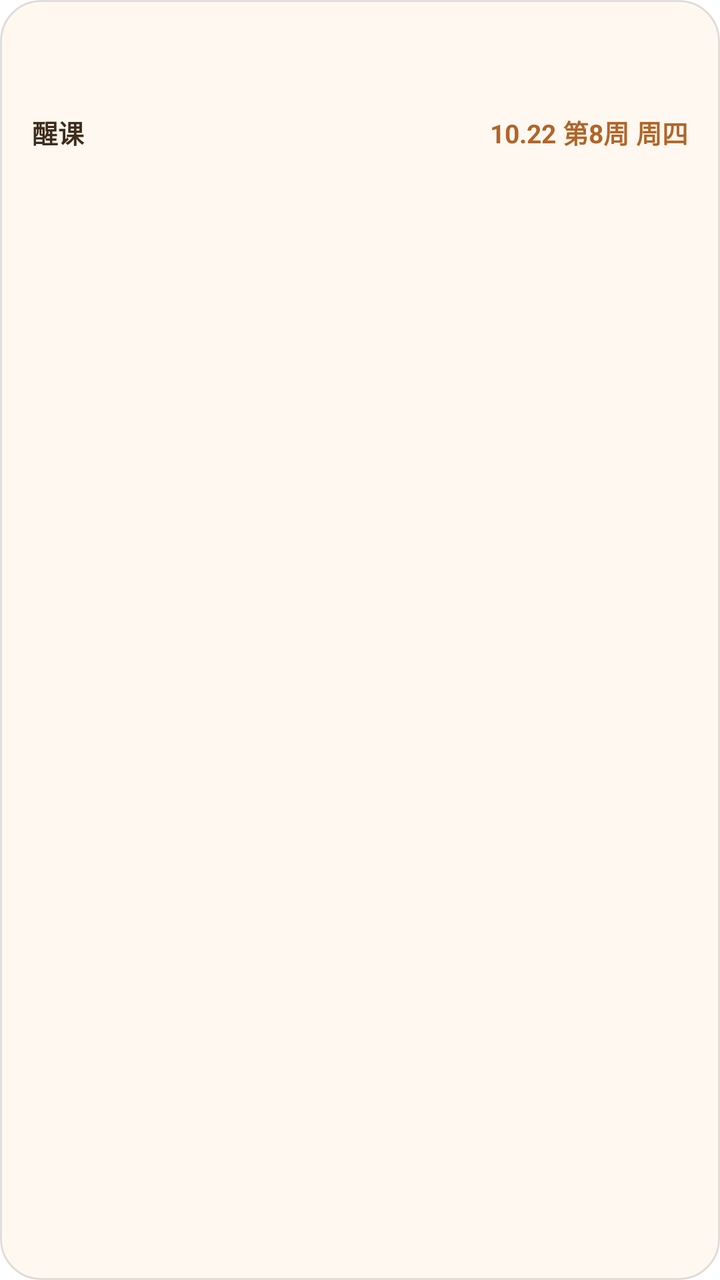
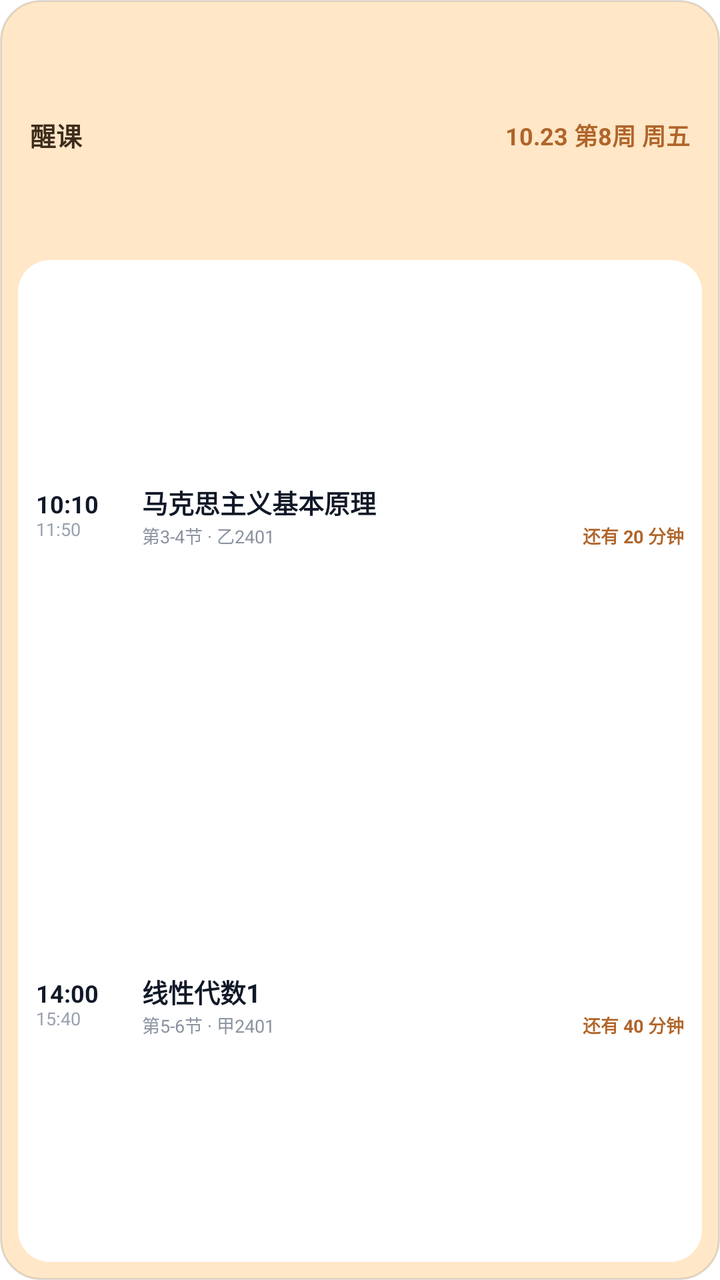

Compare the two renders of this Android layout. The source of the first and the diff that turns it into the second are given below.
<!-- AndroidManifest.xml: fallback theme Theme.MaterialComponents.DayNight.NoActionBar -->
<!-- res/layout/course_widget.xml -->
<?xml version="1.0" encoding="utf-8"?>
<FrameLayout xmlns:android="http://schemas.android.com/apk/res/android"
    android:id="@+id/widget_root"
    android:layout_width="match_parent"
    android:layout_height="match_parent">

    <ImageView
        android:id="@+id/widget_bg_0"
        android:layout_width="match_parent"
        android:layout_height="match_parent"
        android:background="@drawable/widget_bg_0"
        android:importantForAccessibility="no" />

    <ImageView
        android:id="@+id/widget_bg_1"
        android:layout_width="match_parent"
        android:layout_height="match_parent"
        android:background="@drawable/widget_bg_1"
        android:importantForAccessibility="no"
        android:visibility="gone" />

    <ImageView
        android:id="@+id/widget_bg_2"
        android:layout_width="match_parent"
        android:layout_height="match_parent"
        android:background="@drawable/widget_bg_2"
        android:importantForAccessibility="no"
        android:visibility="gone" />

    <ImageView
        android:id="@+id/widget_bg_3"
        android:layout_width="match_parent"
        android:layout_height="match_parent"
        android:background="@drawable/widget_bg_3"
        android:importantForAccessibility="no"
        android:visibility="gone" />

    <ImageView
        android:id="@+id/widget_bg_4"
        android:layout_width="match_parent"
        android:layout_height="match_parent"
        android:background="@drawable/widget_bg_4"
        android:importantForAccessibility="no"
        android:visibility="gone" />

    <ImageView
        android:id="@+id/widget_bg_5"
        android:layout_width="match_parent"
        android:layout_height="match_parent"
        android:background="@drawable/widget_bg_5"
        android:importantForAccessibility="no"
        android:visibility="gone" />

    <ImageView
        android:id="@+id/widget_bg_6"
        android:layout_width="match_parent"
        android:layout_height="match_parent"
        android:background="@drawable/widget_bg_6"
        android:importantForAccessibility="no"
        android:visibility="gone" />

    <ImageView
        android:id="@+id/widget_bg_7"
        android:layout_width="match_parent"
        android:layout_height="match_parent"
        android:background="@drawable/widget_bg_7"
        android:importantForAccessibility="no"
        android:visibility="gone" />

    <LinearLayout
        android:layout_width="match_parent"
        android:layout_height="match_parent"
        android:orientation="vertical">

        
        <LinearLayout
            android:id="@+id/widget_header"
            android:layout_width="match_parent"
            android:layout_height="0dp"
            android:layout_weight="1"
            android:gravity="center_vertical"
            android:orientation="horizontal"
            android:paddingStart="16dp"
            android:paddingTop="4dp"
            android:paddingEnd="16dp">

            <TextView
                android:id="@+id/widget_title"
                android:layout_width="0dp"
                android:layout_height="wrap_content"
                android:layout_weight="1"
                android:ellipsize="end"
                android:maxLines="1"
                android:text="醒课"
                android:textColor="#3E2C1C"
                android:textSize="13sp"
                android:textStyle="bold" />

            <TextView
                android:id="@+id/widget_date"
                android:layout_width="wrap_content"
                android:layout_height="wrap_content"
                android:layout_marginStart="8dp"
                android:maxLines="1"
                android:text="10.22 第8周 周四"
                android:textColor="#B0652A"
                android:textSize="13sp"
                android:textStyle="bold" />
        </LinearLayout>

        
        <FrameLayout
            android:layout_width="match_parent"
            android:layout_height="0dp"
            android:layout_weight="4">

            <LinearLayout
                android:id="@+id/widget_rows"
                android:layout_width="match_parent"
                android:layout_height="match_parent"
                android:orientation="vertical"
                android:paddingStart="16dp"
                android:paddingEnd="16dp"
                android:paddingBottom="8dp" />

            <LinearLayout
                android:id="@+id/widget_empty"
                android:layout_width="match_parent"
                android:layout_height="match_parent"
                android:gravity="center"
                android:orientation="vertical"
                android:paddingBottom="8dp"
                android:visibility="gone">

                <TextView
                    android:id="@+id/widget_empty_face"
                    android:layout_width="wrap_content"
                    android:layout_height="wrap_content"
                    android:maxLines="1"
                    android:text="(〃'▽'〃)"
                    android:textColor="#8A7460"
                    android:textSize="14sp" />

                <TextView
                    android:id="@+id/widget_empty_text"
                    android:layout_width="wrap_content"
                    android:layout_height="wrap_content"
                    android:layout_marginTop="2dp"
                    android:maxLines="1"
                    android:text="今天没有课啦"
                    android:textColor="#3E2C1C"
                    android:textSize="15sp"
                    android:textStyle="bold" />
            </LinearLayout>
        </FrameLayout>
    </LinearLayout>
</FrameLayout>
<!-- resources referenced by this layout -->
<resources>
  <!-- drawable widget_bg_0 (drawable) -->
  <?xml version="1.0" encoding="utf-8"?>
  <shape xmlns:android="http://schemas.android.com/apk/res/android"
      android:shape="rectangle">
      <solid android:color="#FFF8F0" />
      <corners android:radius="20dp" />
      <stroke android:width="1dp" android:color="#1F000000" />
  </shape>
  <!-- drawable widget_bg_1 (drawable) -->
  <?xml version="1.0" encoding="utf-8"?>
  <shape xmlns:android="http://schemas.android.com/apk/res/android"
      android:shape="rectangle">
      <solid android:color="#E9F7F2" />
      <corners android:radius="20dp" />
      <stroke android:width="1dp" android:color="#1F000000" />
  </shape>
  <!-- drawable widget_bg_2 (drawable) -->
  <?xml version="1.0" encoding="utf-8"?>
  <shape xmlns:android="http://schemas.android.com/apk/res/android"
      android:shape="rectangle">
      <solid android:color="#EAF2FE" />
      <corners android:radius="20dp" />
      <stroke android:width="1dp" android:color="#1F000000" />
  </shape>
  <!-- drawable widget_bg_3 (drawable) -->
  <?xml version="1.0" encoding="utf-8"?>
  <shape xmlns:android="http://schemas.android.com/apk/res/android"
      android:shape="rectangle">
      <solid android:color="#FFF6DF" />
      <corners android:radius="20dp" />
      <stroke android:width="1dp" android:color="#1F000000" />
  </shape>
  <!-- drawable widget_bg_4 (drawable) -->
  <?xml version="1.0" encoding="utf-8"?>
  <shape xmlns:android="http://schemas.android.com/apk/res/android"
      android:shape="rectangle">
      <solid android:color="#FDEDF3" />
      <corners android:radius="20dp" />
      <stroke android:width="1dp" android:color="#1F000000" />
  </shape>
  <!-- drawable widget_bg_5 (drawable) -->
  <?xml version="1.0" encoding="utf-8"?>
  <shape xmlns:android="http://schemas.android.com/apk/res/android"
      android:shape="rectangle">
      <solid android:color="#F2ECFB" />
      <corners android:radius="20dp" />
      <stroke android:width="1dp" android:color="#1F000000" />
  </shape>
  <!-- drawable widget_bg_6 (drawable) -->
  <?xml version="1.0" encoding="utf-8"?>
  <shape xmlns:android="http://schemas.android.com/apk/res/android"
      android:shape="rectangle">
      <solid android:color="#EAF5EA" />
      <corners android:radius="20dp" />
      <stroke android:width="1dp" android:color="#1F000000" />
  </shape>
  <!-- drawable widget_bg_7 (drawable) -->
  <?xml version="1.0" encoding="utf-8"?>
  <shape xmlns:android="http://schemas.android.com/apk/res/android"
      android:shape="rectangle">
      <solid android:color="#EDEFF1" />
      <corners android:radius="20dp" />
      <stroke android:width="1dp" android:color="#1F000000" />
  </shape>
</resources>

<!-- the commit's change to res/layout/course_widget.xml (unified diff, before → after) -->
@@ -70,7 +70,11 @@
     <LinearLayout
         android:layout_width="match_parent"
         android:layout_height="match_parent"
-        android:orientation="vertical">
+        android:orientation="vertical"
+        android:paddingStart="9dp"
+        android:paddingTop="5dp"
+        android:paddingEnd="9dp"
+        android:paddingBottom="9dp">
 
         
         <LinearLayout
@@ -80,9 +84,8 @@
             android:layout_weight="1"
             android:gravity="center_vertical"
             android:orientation="horizontal"
-            android:paddingStart="16dp"
-            android:paddingTop="4dp"
-            android:paddingEnd="16dp">
+            android:paddingStart="6dp"
+            android:paddingEnd="6dp">
 
             <TextView
                 android:id="@+id/widget_title"
@@ -90,6 +93,7 @@
                 android:layout_height="wrap_content"
                 android:layout_weight="1"
                 android:ellipsize="end"
+                android:includeFontPadding="false"
                 android:maxLines="1"
                 android:text="醒课"
                 android:textColor="#3E2C1C"
@@ -100,11 +104,12 @@
                 android:id="@+id/widget_date"
                 android:layout_width="wrap_content"
                 android:layout_height="wrap_content"
-                android:layout_marginStart="8dp"
+                android:layout_marginStart="6dp"
+                android:includeFontPadding="false"
                 android:maxLines="1"
-                android:text="10.22 第8周 周四"
+                android:text="10.23 第8周 周五"
                 android:textColor="#B0652A"
-                android:textSize="13sp"
+                android:textSize="12sp"
                 android:textStyle="bold" />
         </LinearLayout>
 
@@ -114,22 +119,437 @@
             android:layout_height="0dp"
             android:layout_weight="4">
 
+            <ImageView
+                android:id="@+id/widget_panel"
+                android:layout_width="match_parent"
+                android:layout_height="match_parent"
+                android:background="@drawable/widget_panel_white"
+                android:importantForAccessibility="no" />
+
             <LinearLayout
                 android:id="@+id/widget_rows"
                 android:layout_width="match_parent"
                 android:layout_height="match_parent"
                 android:orientation="vertical"
-                android:paddingStart="16dp"
-                android:paddingEnd="16dp"
-                android:paddingBottom="8dp" />
-
+                android:paddingStart="9dp"
+                android:paddingTop="6dp"
+                android:paddingEnd="9dp"
+                android:paddingBottom="6dp">
+
+                
+                <LinearLayout
+                    android:id="@+id/slot0"
+                    android:layout_width="match_parent"
+                    android:layout_height="0dp"
+                    android:layout_weight="1"
+                    android:gravity="center_vertical"
+                    android:orientation="horizontal">
+
+                    <LinearLayout
+                        android:layout_width="40dp"
+                        android:layout_height="wrap_content"
+                        android:orientation="vertical">
+
+                        <TextView
+                            android:id="@+id/slot0_start"
+                            android:layout_width="wrap_content"
+                            android:layout_height="wrap_content"
+                            android:includeFontPadding="false"
+                            android:maxLines="1"
+                            android:text="10:10"
+                            android:textColor="#111827"
+                            android:textSize="12sp"
+                            android:textStyle="bold" />
+
+                        <TextView
+                            android:id="@+id/slot0_end"
+                            android:layout_width="wrap_content"
+                            android:layout_height="wrap_content"
+                            android:includeFontPadding="false"
+                            android:maxLines="1"
+                            android:text="11:50"
+                            android:textColor="#9AA3AF"
+                            android:textSize="9sp" />
+                    </LinearLayout>
+
+                    <ImageView
+                        android:id="@+id/slot0_bar"
+                        android:layout_width="3dp"
+                        android:layout_height="match_parent"
+                        android:layout_marginStart="2dp"
+                        android:layout_marginTop="3dp"
+                        android:layout_marginEnd="8dp"
+                        android:layout_marginBottom="3dp"
+                        android:importantForAccessibility="no"
+                        android:scaleType="fitXY" />
+
+                    <LinearLayout
+                        android:layout_width="0dp"
+                        android:layout_height="wrap_content"
+                        android:layout_weight="1"
+                        android:orientation="vertical">
+
+                        <TextView
+                            android:id="@+id/slot0_name"
+                            android:layout_width="match_parent"
+                            android:layout_height="wrap_content"
+                            android:ellipsize="end"
+                            android:includeFontPadding="false"
+                            android:maxLines="1"
+                            android:text="马克思主义基本原理"
+                            android:textColor="#111827"
+                            android:textSize="13sp"
+                            android:textStyle="bold" />
+
+                        <LinearLayout
+                            android:layout_width="match_parent"
+                            android:layout_height="wrap_content"
+                            android:layout_marginTop="1dp"
+                            android:gravity="center_vertical"
+                            android:orientation="horizontal">
+
+                            <TextView
+                                android:id="@+id/slot0_detail"
+                                android:layout_width="0dp"
+                                android:layout_height="wrap_content"
+                                android:layout_weight="1"
+                                android:ellipsize="end"
+                                android:includeFontPadding="false"
+                                android:maxLines="1"
+                                android:text="第3-4节 · 乙2401"
+                                android:textColor="#8A93A0"
+                                android:textSize="9sp" />
+
+                            <TextView
+                                android:id="@+id/slot0_status"
+                                android:layout_width="wrap_content"
+                                android:layout_height="wrap_content"
+                                android:layout_marginStart="4dp"
+                                android:ellipsize="end"
+                                android:includeFontPadding="false"
+                                android:maxLines="1"
+                                android:maxWidth="108dp"
+                                android:text="还有 20 分钟"
+                                android:textColor="#B0652A"
+                                android:textSize="9sp"
+                                android:textStyle="bold" />
+                        </LinearLayout>
+                    </LinearLayout>
+                </LinearLayout>
+
+                
+                <LinearLayout
+                    android:id="@+id/slot1"
+                    android:layout_width="match_parent"
+                    android:layout_height="0dp"
+                    android:layout_weight="1"
+                    android:gravity="center_vertical"
+                    android:orientation="horizontal">
+
+                    <LinearLayout
+                        android:layout_width="40dp"
+                        android:layout_height="wrap_content"
+                        android:orientation="vertical">
+
+                        <TextView
+                            android:id="@+id/slot1_start"
+                            android:layout_width="wrap_content"
+                            android:layout_height="wrap_content"
+                            android:includeFontPadding="false"
+                            android:maxLines="1"
+                            android:text="14:00"
+                            android:textColor="#111827"
+                            android:textSize="12sp"
+                            android:textStyle="bold" />
+
+                        <TextView
+                            android:id="@+id/slot1_end"
+                            android:layout_width="wrap_content"
+                            android:layout_height="wrap_content"
+                            android:includeFontPadding="false"
+                            android:maxLines="1"
+                            android:text="15:40"
+                            android:textColor="#9AA3AF"
+                            android:textSize="9sp" />
+                    </LinearLayout>
+
+                    <ImageView
+                        android:id="@+id/slot1_bar"
+                        android:layout_width="3dp"
+                        android:layout_height="match_parent"
+                        android:layout_marginStart="2dp"
+                        android:layout_marginTop="3dp"
+                        android:layout_marginEnd="8dp"
+                        android:layout_marginBottom="3dp"
+                        android:importantForAccessibility="no"
+                        android:scaleType="fitXY" />
+
+                    <LinearLayout
+                        android:layout_width="0dp"
+                        android:layout_height="wrap_content"
+                        android:layout_weight="1"
+                        android:orientation="vertical">
+
+                        <TextView
+                            android:id="@+id/slot1_name"
+                            android:layout_width="match_parent"
+                            android:layout_height="wrap_content"
+                            android:ellipsize="end"
+                            android:includeFontPadding="false"
+                            android:maxLines="1"
+                            android:text="线性代数1"
+                            android:textColor="#111827"
+                            android:textSize="13sp"
+                            android:textStyle="bold" />
+
+                        <LinearLayout
+                            android:layout_width="match_parent"
+                            android:layout_height="wrap_content"
+                            android:layout_marginTop="1dp"
+                            android:gravity="center_vertical"
+                            android:orientation="horizontal">
+
+                            <TextView
+                                android:id="@+id/slot1_detail"
+                                android:layout_width="0dp"
+                                android:layout_height="wrap_content"
+                                android:layout_weight="1"
+                                android:ellipsize="end"
+                                android:includeFontPadding="false"
+                                android:maxLines="1"
+                                android:text="第5-6节 · 甲2401"
+                                android:textColor="#8A93A0"
+                                android:textSize="9sp" />
+
+                            <TextView
+                                android:id="@+id/slot1_status"
+                                android:layout_width="wrap_content"
+                                android:layout_height="wrap_content"
+                                android:layout_marginStart="4dp"
+                                android:ellipsize="end"
+                                android:includeFontPadding="false"
+                                android:maxLines="1"
+                                android:maxWidth="108dp"
+                                android:text="还有 40 分钟"
+                                android:textColor="#B0652A"
+                                android:textSize="9sp"
+                                android:textStyle="bold" />
+                        </LinearLayout>
+                    </LinearLayout>
+                </LinearLayout>
+
+                
+                <LinearLayout
+                    android:id="@+id/slot2"
+                    android:layout_width="match_parent"
+                    android:layout_height="0dp"
+                    android:layout_weight="1"
+                    android:gravity="center_vertical"
+                    android:orientation="horizontal"
+                    android:visibility="gone">
+
+                    <LinearLayout
+                        android:layout_width="40dp"
+                        android:layout_height="wrap_content"
+                        android:orientation="vertical">
+
+                        <TextView
+                            android:id="@+id/slot2_start"
+                            android:layout_width="wrap_content"
+                            android:layout_height="wrap_content"
+                            android:includeFontPadding="false"
+                            android:maxLines="1"
+                            android:text="16:10"
+                            android:textColor="#111827"
+                            android:textSize="12sp"
+                            android:textStyle="bold" />
+
+                        <TextView
+                            android:id="@+id/slot2_end"
+                            android:layout_width="wrap_content"
+                            android:layout_height="wrap_content"
+                            android:includeFontPadding="false"
+                            android:maxLines="1"
+                            android:text="17:50"
+                            android:textColor="#9AA3AF"
+                            android:textSize="9sp" />
+                    </LinearLayout>
+
+                    <ImageView
+                        android:id="@+id/slot2_bar"
+                        android:layout_width="3dp"
+                        android:layout_height="match_parent"
+                        android:layout_marginStart="2dp"
+                        android:layout_marginTop="3dp"
+                        android:layout_marginEnd="8dp"
+                        android:layout_marginBottom="3dp"
+                        android:importantForAccessibility="no"
+                        android:scaleType="fitXY" />
+
+                    <LinearLayout
+                        android:layout_width="0dp"
+                        android:layout_height="wrap_content"
+                        android:layout_weight="1"
+                        android:orientation="vertical">
+
+                        <TextView
+                            android:id="@+id/slot2_name"
+                            android:layout_width="match_parent"
+                            android:layout_height="wrap_content"
+                            android:ellipsize="end"
+                            android:includeFontPadding="false"
+                            android:maxLines="1"
+                            android:text="大学物理"
+                            android:textColor="#111827"
+                            android:textSize="13sp"
+                            android:textStyle="bold" />
+
+                        <LinearLayout
+                            android:layout_width="match_parent"
+                            android:layout_height="wrap_content"
+                            android:layout_marginTop="1dp"
+                            android:gravity="center_vertical"
+                            android:orientation="horizontal">
+
+                            <TextView
+                                android:id="@+id/slot2_detail"
+                                android:layout_width="0dp"
+                                android:layout_height="wrap_content"
+                                android:layout_weight="1"
+                                android:ellipsize="end"
+                                android:includeFontPadding="false"
+                                android:maxLines="1"
+                                android:text="第7-8节 · 丙301"
+                                android:textColor="#8A93A0"
+                                android:textSize="9sp" />
+
+                            <TextView
+                                android:id="@+id/slot2_status"
+                                android:layout_width="wrap_content"
+                                android:layout_height="wrap_content"
+                                android:layout_marginStart="4dp"
+                                android:ellipsize="end"
+                                android:includeFontPadding="false"
+                                android:maxLines="1"
+                                android:maxWidth="108dp"
+                                android:text="还有 2 小时"
+                                android:textColor="#B0652A"
+                                android:textSize="9sp"
+                                android:textStyle="bold" />
+                        </LinearLayout>
+                    </LinearLayout>
+                </LinearLayout>
+
+                
+                <LinearLayout
+                    android:id="@+id/slot3"
+                    android:layout_width="match_parent"
+                    android:layout_height="0dp"
+                    android:layout_weight="1"
+                    android:gravity="center_vertical"
+                    android:orientation="horizontal"
+                    android:visibility="gone">
+
+                    <LinearLayout
+                        android:layout_width="40dp"
+                        android:layout_height="wrap_content"
+                        android:orientation="vertical">
+
+                        <TextView
+                            android:id="@+id/slot3_start"
+                            android:layout_width="wrap_content"
+                            android:layout_height="wrap_content"
+                            android:includeFontPadding="false"
+                            android:maxLines="1"
+                            android:text="19:00"
+                            android:textColor="#111827"
+                            android:textSize="12sp"
+                            android:textStyle="bold" />
+
+                        <TextView
+                            android:id="@+id/slot3_end"
+                            android:layout_width="wrap_content"
+                            android:layout_height="wrap_content"
+                            android:includeFontPadding="false"
+                            android:maxLines="1"
+                            android:text="20:40"
+                            android:textColor="#9AA3AF"
+                            android:textSize="9sp" />
+                    </LinearLayout>
+
+                    <ImageView
+                        android:id="@+id/slot3_bar"
+                        android:layout_width="3dp"
+                        android:layout_height="match_parent"
+                        android:layout_marginStart="2dp"
+                        android:layout_marginTop="3dp"
+                        android:layout_marginEnd="8dp"
+                        android:layout_marginBottom="3dp"
+                        android:importantForAccessibility="no"
+                        android:scaleType="fitXY" />
+
+                    <LinearLayout
+                        android:layout_width="0dp"
+                        android:layout_height="wrap_content"
+                        android:layout_weight="1"
+                        android:orientation="vertical">
+
+                        <TextView
+                            android:id="@+id/slot3_name"
+                            android:layout_width="match_parent"
+                            android:layout_height="wrap_content"
+                            android:ellipsize="end"
+                            android:includeFontPadding="false"
+                            android:maxLines="1"
+                            android:text="选修课"
+                            android:textColor="#111827"
+                            android:textSize="13sp"
+                            android:textStyle="bold" />
+
+                        <LinearLayout
+                            android:layout_width="match_parent"
+                            android:layout_height="wrap_content"
+                            android:layout_marginTop="1dp"
+                            android:gravity="center_vertical"
+                            android:orientation="horizontal">
+
+                            <TextView
+                                android:id="@+id/slot3_detail"
+                                android:layout_width="0dp"
+                                android:layout_height="wrap_content"
+                                android:layout_weight="1"
+                                android:ellipsize="end"
+                                android:includeFontPadding="false"
+                                android:maxLines="1"
+                                android:text="第9-10节 · 丁101"
+                                android:textColor="#8A93A0"
+                                android:textSize="9sp" />
+
+                            <TextView
+                                android:id="@+id/slot3_status"
+                                android:layout_width="wrap_content"
+                                android:layout_height="wrap_content"
+                                android:layout_marginStart="4dp"
+                                android:ellipsize="end"
+                                android:includeFontPadding="false"
+                                android:maxLines="1"
+                                android:maxWidth="108dp"
+                                android:text="还有 5 小时"
+                                android:textColor="#B0652A"
+                                android:textSize="9sp"
+                                android:textStyle="bold" />
+                        </LinearLayout>
+                    </LinearLayout>
+                </LinearLayout>
+            </LinearLayout>
+
+            
             <LinearLayout
                 android:id="@+id/widget_empty"
                 android:layout_width="match_parent"
                 android:layout_height="match_parent"
                 android:gravity="center"
                 android:orientation="vertical"
-                android:paddingBottom="8dp"
                 android:visibility="gone">
 
                 <TextView
@@ -148,8 +568,8 @@
                     android:layout_marginTop="2dp"
                     android:maxLines="1"
                     android:text="今天没有课啦"
-                    android:textColor="#3E2C1C"
-                    android:textSize="15sp"
+                    android:textColor="#111827"
+                    android:textSize="14sp"
                     android:textStyle="bold" />
             </LinearLayout>
         </FrameLayout>
<!-- resource entries referenced after the edit -->
@@ -4,7 +4,7 @@
   <?xml version="1.0" encoding="utf-8"?>
   <shape xmlns:android="http://schemas.android.com/apk/res/android"
       android:shape="rectangle">
-      <solid android:color="#FFF8F0" />
+      <solid android:color="#FFE7C7" />
       <corners android:radius="20dp" />
       <stroke android:width="1dp" android:color="#1F000000" />
   </shape>
@@ -12,7 +12,7 @@
   <?xml version="1.0" encoding="utf-8"?>
   <shape xmlns:android="http://schemas.android.com/apk/res/android"
       android:shape="rectangle">
-      <solid android:color="#E9F7F2" />
+      <solid android:color="#CCEFE2" />
       <corners android:radius="20dp" />
       <stroke android:width="1dp" android:color="#1F000000" />
   </shape>
@@ -20,7 +20,7 @@
   <?xml version="1.0" encoding="utf-8"?>
   <shape xmlns:android="http://schemas.android.com/apk/res/android"
       android:shape="rectangle">
-      <solid android:color="#EAF2FE" />
+      <solid android:color="#D3E4FD" />
       <corners android:radius="20dp" />
       <stroke android:width="1dp" android:color="#1F000000" />
   </shape>
@@ -28,7 +28,7 @@
   <?xml version="1.0" encoding="utf-8"?>
   <shape xmlns:android="http://schemas.android.com/apk/res/android"
       android:shape="rectangle">
-      <solid android:color="#FFF6DF" />
+      <solid android:color="#FBE7B8" />
       <corners android:radius="20dp" />
       <stroke android:width="1dp" android:color="#1F000000" />
   </shape>
@@ -36,7 +36,7 @@
   <?xml version="1.0" encoding="utf-8"?>
   <shape xmlns:android="http://schemas.android.com/apk/res/android"
       android:shape="rectangle">
-      <solid android:color="#FDEDF3" />
+      <solid android:color="#FBD5E3" />
       <corners android:radius="20dp" />
       <stroke android:width="1dp" android:color="#1F000000" />
   </shape>
@@ -44,7 +44,7 @@
   <?xml version="1.0" encoding="utf-8"?>
   <shape xmlns:android="http://schemas.android.com/apk/res/android"
       android:shape="rectangle">
-      <solid android:color="#F2ECFB" />
+      <solid android:color="#E6DBF8" />
       <corners android:radius="20dp" />
       <stroke android:width="1dp" android:color="#1F000000" />
   </shape>
@@ -52,7 +52,7 @@
   <?xml version="1.0" encoding="utf-8"?>
   <shape xmlns:android="http://schemas.android.com/apk/res/android"
       android:shape="rectangle">
-      <solid android:color="#EAF5EA" />
+      <solid android:color="#CDEDD0" />
       <corners android:radius="20dp" />
       <stroke android:width="1dp" android:color="#1F000000" />
   </shape>
@@ -60,9 +60,16 @@
   <?xml version="1.0" encoding="utf-8"?>
   <shape xmlns:android="http://schemas.android.com/apk/res/android"
       android:shape="rectangle">
-      <solid android:color="#EDEFF1" />
+      <solid android:color="#D9DFE4" />
       <corners android:radius="20dp" />
       <stroke android:width="1dp" android:color="#1F000000" />
   </shape>
+  <!-- drawable widget_panel_white (drawable) -->
+  <?xml version="1.0" encoding="utf-8"?>
+  <shape xmlns:android="http://schemas.android.com/apk/res/android"
+      android:shape="rectangle">
+      <solid android:color="#FFFFFF" />
+      <corners android:radius="16dp" />
+  </shape>
 </resources>
 
